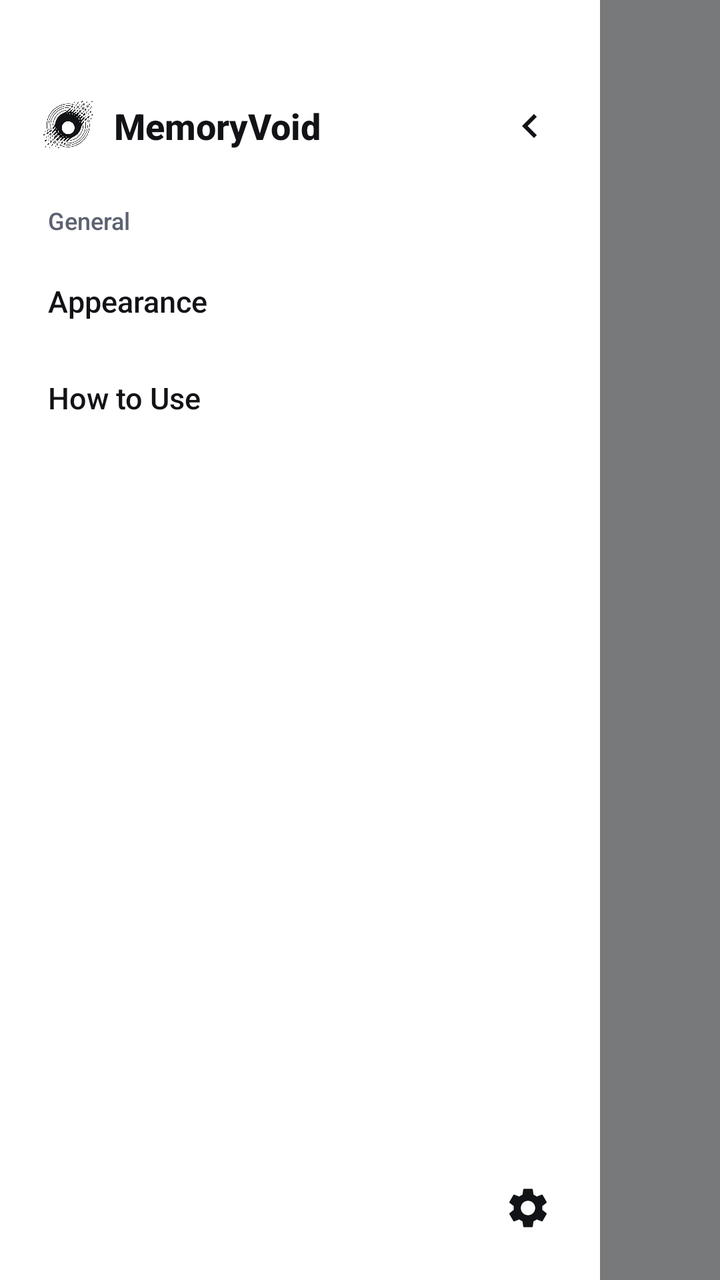
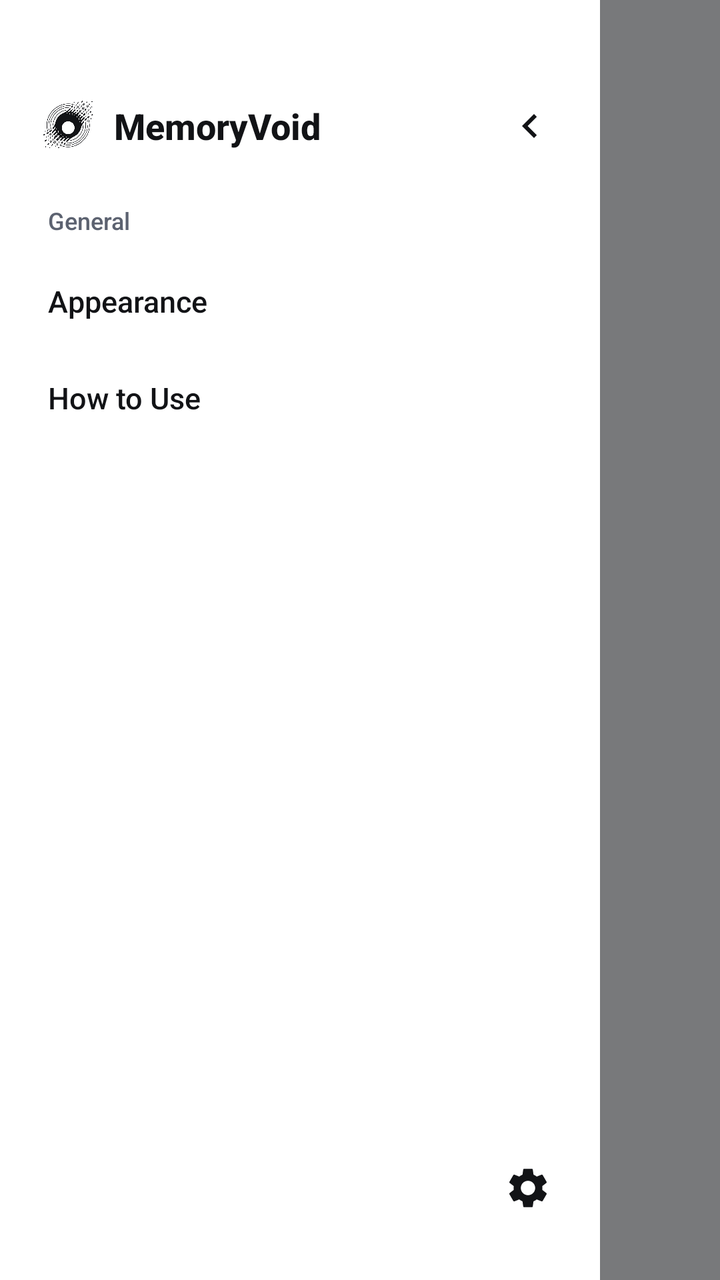

Compare the two renders of this Android layout. The source of the first and the diff that turns it into the second are given below.
<!-- AndroidManifest.xml: application theme Theme.EssentialSpace -->
<!-- res/layout/dialog_fullscreen_menu.xml -->
<?xml version="1.0" encoding="utf-8"?>
<RelativeLayout xmlns:android="http://schemas.android.com/apk/res/android"
    xmlns:app="http://schemas.android.com/apk/res-auto"
    android:id="@+id/sidebarBackdrop"
    android:layout_width="match_parent"
    android:layout_height="match_parent"
    android:background="#80000000"
    android:clickable="true"
    android:focusable="true">

    
    <LinearLayout
        android:id="@+id/sidebarPanel"
        android:layout_width="300dp"
        android:layout_height="match_parent"
        android:layout_alignParentStart="true"
        android:background="?attr/colorSurface"
        android:orientation="vertical"
        android:paddingTop="36dp"
        android:paddingBottom="20dp"
        android:clickable="true"
        android:focusable="true">

        
        <RelativeLayout
            android:layout_width="match_parent"
            android:layout_height="wrap_content"
            android:paddingHorizontal="16dp"
            android:paddingBottom="16dp">

            <LinearLayout
                android:layout_width="wrap_content"
                android:layout_height="wrap_content"
                android:layout_alignParentStart="true"
                android:layout_centerVertical="true"
                android:gravity="center_vertical"
                android:orientation="horizontal"
                android:translationX="3dp">

                <ImageView
                    android:id="@+id/menuLogo"
                    android:layout_width="30dp"
                    android:layout_height="30dp"
                    android:contentDescription="@string/app_name"
                    android:src="@drawable/ic_custom_void_no_bg"
                    app:tint="?android:attr/textColorPrimary" />

                <TextView
                    android:layout_width="wrap_content"
                    android:layout_height="wrap_content"
                    android:layout_marginStart="8dp"
                    android:fontFamily="sans-serif-medium"
                    android:text="MemoryVoid"
                    android:textColor="?android:attr/textColorPrimary"
                    android:textSize="18sp"
                    android:textStyle="bold" />
            </LinearLayout>

            
            <ImageButton
                android:id="@+id/btnCloseSideBar"
                android:layout_width="38dp"
                android:layout_height="38dp"
                android:layout_alignParentEnd="true"
                android:layout_centerVertical="true"
                android:background="?attr/selectableItemBackgroundBorderless"
                android:contentDescription="@string/close_menu"
                android:rotationY="-180"
                android:src="@drawable/ic_close_sidebar"
                app:tint="?android:attr/textColorPrimary" />
        </RelativeLayout>

        
        <LinearLayout
            android:id="@+id/mainPanelView"
            android:layout_width="match_parent"
            android:layout_height="0dp"
            android:layout_weight="1"
            android:orientation="vertical"
            android:paddingHorizontal="12dp">

            <TextView
                android:layout_width="match_parent"
                android:layout_height="wrap_content"
                android:text="General"
                android:textSize="12sp"
                android:textColor="?android:attr/textColorSecondary"
                android:fontFamily="sans-serif-medium"
                android:paddingStart="12dp"
                android:paddingEnd="12dp"
                android:paddingTop="12dp"
                android:paddingBottom="8dp" />

            
            <TextView
                android:id="@+id/fsMenuItemAppearance"
                android:layout_width="match_parent"
                android:layout_height="wrap_content"
                android:text="Appearance"
                android:textSize="15sp"
                android:fontFamily="sans-serif-medium"
                android:textColor="?android:attr/textColorPrimary"
                android:paddingVertical="14dp"
                android:paddingHorizontal="12dp"
                android:drawablePadding="14dp"
                android:gravity="center_vertical"
                android:background="?attr/selectableItemBackground" />

            
            <TextView
                android:id="@+id/fsMenuItemHowToUse"
                android:layout_width="match_parent"
                android:layout_height="wrap_content"
                android:text="@string/how_to_use"
                android:textSize="15sp"
                android:fontFamily="sans-serif-medium"
                android:textColor="?android:attr/textColorPrimary"
                android:paddingVertical="14dp"
                android:paddingHorizontal="12dp"
                android:drawablePadding="14dp"
                android:gravity="center_vertical"
                android:background="?attr/selectableItemBackground" />
        </LinearLayout>

        
        <RelativeLayout
            android:layout_width="match_parent"
            android:layout_height="wrap_content"
            android:paddingHorizontal="16dp"
            android:paddingTop="12dp">

            
            <ImageButton
                android:id="@+id/btnSettingsIcon"
                android:layout_width="40dp"
                android:layout_height="40dp"
                android:layout_alignParentEnd="true"
                android:layout_centerVertical="true"
                android:background="?attr/selectableItemBackgroundBorderless"
                android:contentDescription="Settings"
                android:src="@drawable/ic_settings"
                android:translationY="10dp"
                app:tint="?android:attr/textColorPrimary" />
        </RelativeLayout>
    </LinearLayout>
</RelativeLayout>
<!-- resources referenced by this layout -->
<resources>
  <!-- drawable ic_close_sidebar (drawable) -->
  <vector xmlns:android="http://schemas.android.com/apk/res/android"
      android:width="24dp" android:height="24dp"
      android:viewportWidth="24" android:viewportHeight="24">
      <path android:fillColor="?android:attr/textColorPrimary"
          android:pathData="M10,6L8.59,7.41 13.17,12l-4.58,4.59L10,18l6,-6z"/>
  </vector>
  <!-- drawable ic_custom_void_no_bg: png bitmap (drawable, 151888 bytes) -->
  <!-- drawable ic_settings (drawable) -->
  <vector xmlns:android="http://schemas.android.com/apk/res/android"
      android:width="24dp" android:height="24dp"
      android:viewportWidth="24" android:viewportHeight="24">
      <path android:fillColor="?android:attr/textColorPrimary"
          android:pathData="M19.14,12.94c0.04,-0.3 0.06,-0.61 0.06,-0.94c0,-0.32 -0.02,-0.64 -0.07,-0.94l2.03,-1.58c0.18,-0.14 0.23,-0.41 0.12,-0.61l-1.92,-3.32c-0.12,-0.22 -0.37,-0.29 -0.59,-0.22l-2.39,0.96c-0.5,-0.38 -1.03,-0.7 -1.62,-0.94l-0.36,-2.54c-0.04,-0.24 -0.24,-0.41 -0.48,-0.41h-3.84c-0.24,0 -0.43,0.17 -0.47,0.41l-0.36,2.54c-0.59,0.24 -1.13,0.57 -1.62,0.94l-2.39,-0.96c-0.22,-0.08 -0.47,0 -0.59,0.22L2.74,8.87c-0.12,0.21 -0.08,0.47 0.12,0.61l2.03,1.58c-0.05,0.3 -0.09,0.63 -0.09,0.94s0.02,0.64 0.07,0.94l-2.03,1.58c-0.18,0.14 -0.23,0.41 -0.12,0.61l1.92,3.32c0.12,0.22 0.37,0.29 0.59,0.22l2.39,-0.96c0.5,0.38 1.03,0.7 1.62,0.94l0.36,2.54c0.05,0.24 0.24,0.41 0.48,0.41h3.84c0.24,0 0.44,-0.17 0.47,-0.41l0.36,-2.54c0.59,-0.24 1.13,-0.56 1.62,-0.94l2.39,0.96c0.22,0.08 0.47,0 0.59,-0.22l1.92,-3.32c0.12,-0.22 0.07,-0.47 -0.12,-0.61l-2.01,-1.58zM12,15.6c-1.98,0 -3.6,-1.62 -3.6,-3.6s1.62,-3.6 3.6,-3.6s3.6,1.62 3.6,3.6s-1.62,3.6 -3.6,3.6z"/>
  </vector>
  <string name="app_name">MemoryVoid</string>
  <string name="close_menu">Close menu</string>
  <string name="how_to_use">How to Use</string>
  <style name="Theme.EssentialSpace" parent="Theme.Material3.DayNight.NoActionBar">
          <item name="android:statusBarColor">@android:color/transparent</item>
          <item name="android:windowLightStatusBar">true</item>
  
          
          <item name="android:colorBackground">@color/m3_light_background</item>
          <item name="colorSurface">@color/m3_light_surface</item>
          <item name="colorSurfaceVariant">@color/m3_light_surface_container</item>
          <item name="colorSecondaryContainer">@color/m3_light_surface_container_high</item>
          <item name="android:windowBackground">@color/m3_light_background</item>
  
          
          <item name="android:textColorPrimary">@color/m3_light_on_surface</item>
          <item name="android:textColorSecondary">@color/m3_light_on_surface_variant</item>
          <item name="android:textColorTertiary">@android:color/transparent</item>
  
          <item name="elevationOverlayEnabled">false</item>
          
          <item name="android:fontFamily">sans-serif</item>
      </style>
  <color name="m3_light_background">#F2F4F7</color>
  <color name="m3_light_surface">#FFFFFF</color>
  <color name="m3_light_surface_container">#E8ECF2</color>
  <color name="m3_light_surface_container_high">#DDE3EC</color>
  <color name="m3_light_on_surface">#121316</color>
  <color name="m3_light_on_surface_variant">#5C6270</color>
</resources>

<!-- the commit's change to res/layout/dialog_fullscreen_menu.xml (unified diff, before → after) -->
@@ -139,7 +139,6 @@
                 android:background="?attr/selectableItemBackgroundBorderless"
                 android:contentDescription="Settings"
                 android:src="@drawable/ic_settings"
-                android:translationY="10dp"
                 app:tint="?android:attr/textColorPrimary" />
         </RelativeLayout>
     </LinearLayout>
<!-- resource entries referenced after the edit -->
@@ -35,7 +35,6 @@
           <item name="android:textColorTertiary">@android:color/transparent</item>
   
           <item name="elevationOverlayEnabled">false</item>
-          
           <item name="android:fontFamily">sans-serif</item>
       </style>
   <color name="m3_light_background">#F2F4F7</color>
